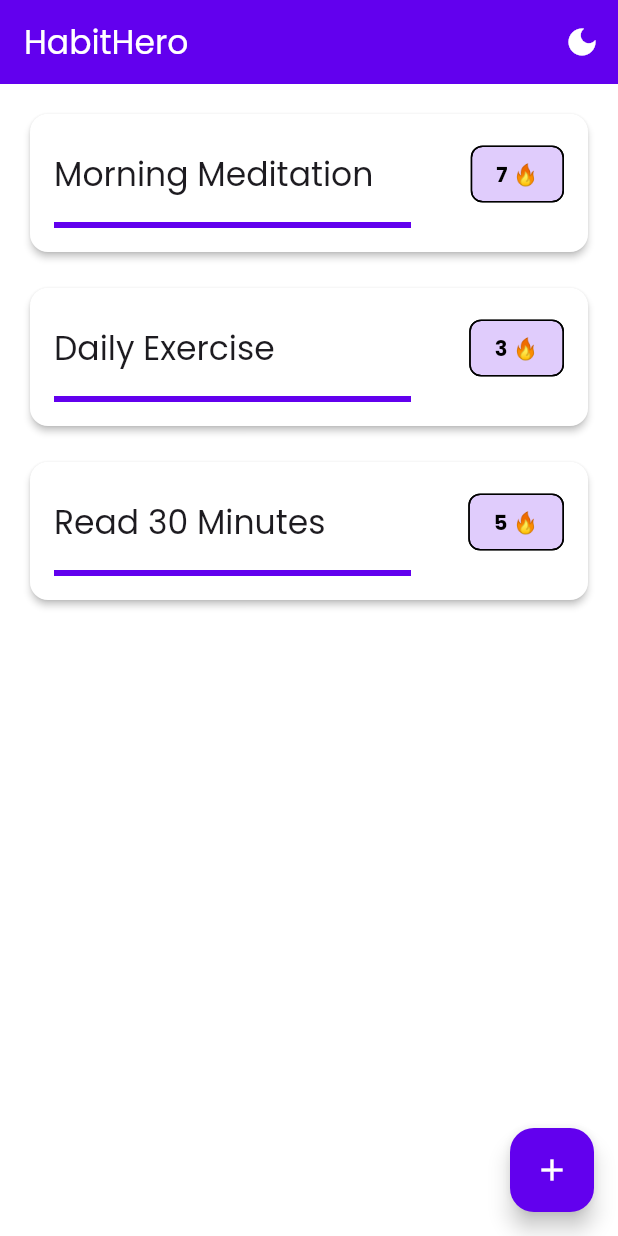
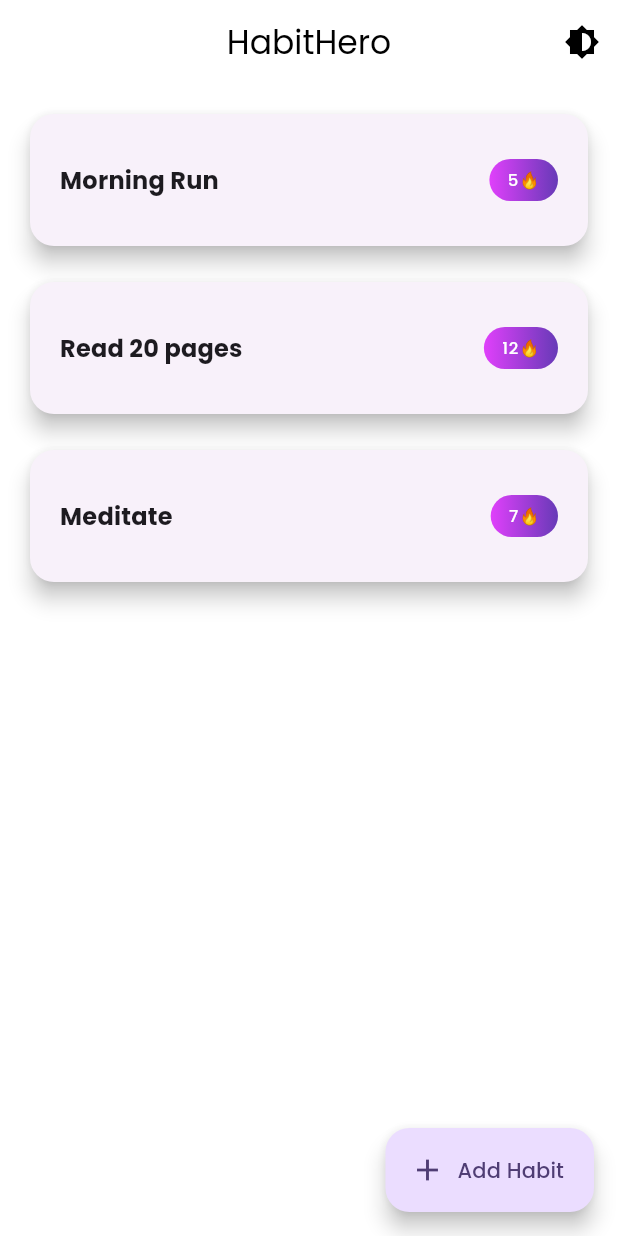
Before and after one commit to greyscriptdg/HabitHero_FlutterUI_HabitTracker, a Flutter app: the screen it shows after launch, on a phone screen of 412 x 824 dp. Run offline on Flutter 3.47's test engine with Material 3 defaults, Android fonts, the light colour scheme and no system bars; drawn by our look-alikes of flutter_animate; our stand-ins replace google_fonts.

Commit message:
Initial Project Setup – HabitHero
Added folder structure, theme setup (light/dark), home screen UI, sample habit cards with gradient streaks, dark mode toggle, pubspec.yaml

```diff
--- a/lib/main.dart
+++ b/lib/main.dart
@@ -5,27 +5,28 @@ import 'theme/theme_provider.dart';
 import 'screens/home_screen.dart';
 
 void main() {
-  runApp(
-    ChangeNotifierProvider(
-      create: (_) => ThemeProvider(),
-      child: const HabitHeroApp(),
-    ),
-  );
+  runApp(const HabitHeroApp());
 }
 
 class HabitHeroApp extends StatelessWidget {
-  const HabitHeroApp({Key? key}) : super(key: key);
+  const HabitHeroApp({super.key});
 
   @override
   Widget build(BuildContext context) {
-    return MaterialApp(
-      title: 'HabitHero',
-      theme: AppTheme.lightTheme,
-      darkTheme: AppTheme.darkTheme,
-      themeMode: context.watch<ThemeProvider>().isDarkMode
-          ? ThemeMode.dark
-          : ThemeMode.light,
-      home: const HomeScreen(),
+    return ChangeNotifierProvider(
+      create: (_) => ThemeProvider(),
+      child: Consumer<ThemeProvider>(
+        builder: (context, themeProvider, _) {
+          return MaterialApp(
+            title: 'HabitHero',
+            debugShowCheckedModeBanner: false,
+            themeMode: themeProvider.isDarkMode ? ThemeMode.dark : ThemeMode.light,
+            theme: AppTheme.lightTheme,
+            darkTheme: AppTheme.darkTheme,
+            home: const HomeScreen(),
+          );
+        },
+      ),
     );
   }
 }
--- a/lib/screens/home_screen.dart
+++ b/lib/screens/home_screen.dart
@@ -4,51 +4,40 @@ import '../theme/theme_provider.dart';
 import '../widgets/habit_card.dart';
 
 class HomeScreen extends StatelessWidget {
-  const HomeScreen({Key? key}) : super(key: key);
+  const HomeScreen({super.key});
 
   @override
   Widget build(BuildContext context) {
+    final themeProvider = Provider.of<ThemeProvider>(context, listen: false);
+
     return Scaffold(
       appBar: AppBar(
         title: const Text('HabitHero'),
         actions: [
           IconButton(
-            icon: Icon(
-              context.watch<ThemeProvider>().isDarkMode
-                  ? Icons.light_mode
-                  : Icons.dark_mode,
-            ),
+            icon: const Icon(Icons.brightness_6),
             onPressed: () {
-              context.read<ThemeProvider>().toggleTheme();
+              themeProvider.toggleTheme();
             },
           ),
         ],
       ),
-      body: ListView(
-        padding: const EdgeInsets.all(16.0),
-        children: const [
-          HabitCard(
-            habitName: 'Morning Meditation',
-            streakCount: 7,
-            isActive: true,
-          ),
-          SizedBox(height: 16),
-          HabitCard(
-            habitName: 'Daily Exercise',
-            streakCount: 3,
-          ),
-          SizedBox(height: 16),
-          HabitCard(
-            habitName: 'Read 30 Minutes',
-            streakCount: 5,
-          ),
-        ],
+      body: Padding(
+        padding: const EdgeInsets.all(16),
+        child: ListView(
+          children: const [
+            HabitCard(habitName: 'Morning Run', streak: 5),
+            SizedBox(height: 16),
+            HabitCard(habitName: 'Read 20 pages', streak: 12),
+            SizedBox(height: 16),
+            HabitCard(habitName: 'Meditate', streak: 7),
+          ],
+        ),
       ),
-      floatingActionButton: FloatingActionButton(
-        onPressed: () {
-          // TODO: Implement habit completion
-        },
-        child: const Icon(Icons.add),
+      floatingActionButton: FloatingActionButton.extended(
+        onPressed: () {},
+        label: const Text('Add Habit'),
+        icon: const Icon(Icons.add),
       ),
     );
   }
--- a/lib/theme/app_theme.dart
+++ b/lib/theme/app_theme.dart
@@ -2,61 +2,31 @@ import 'package:flutter/material.dart';
 import 'package:google_fonts/google_fonts.dart';
 
 class AppTheme {
-  static ThemeData lightTheme = ThemeData(
+  static final lightTheme = ThemeData(
     useMaterial3: true,
-    colorScheme: ColorScheme.light(
-      primary: const Color(0xFF6200EE),
-      secondary: const Color(0xFF03DAC6),
-      surface: const Color(0xFFFFFFFF),
-      background: const Color(0xFFF5F5F5),
-      error: const Color(0xFFB00020),
-      onPrimary: const Color(0xFFFFFFFF),
-      onSecondary: const Color(0xFF000000),
-      onSurface: const Color(0xFF000000),
-      onBackground: const Color(0xFF000000),
-      onError: const Color(0xFFFFFFFF),
-      brightness: Brightness.light,
-    ),
+    brightness: Brightness.light,
+    colorSchemeSeed: Colors.deepPurple,
+    scaffoldBackgroundColor: Colors.white,
     textTheme: GoogleFonts.poppinsTextTheme(),
-    appBarTheme: AppBarTheme(
-      backgroundColor: const Color(0xFF6200EE),
-      foregroundColor: Colors.white,
+    appBarTheme: const AppBarTheme(
+      backgroundColor: Colors.transparent,
       elevation: 0,
-    ),
-    cardTheme: CardTheme(
-      elevation: 2,
-      shape: RoundedRectangleBorder(
-        borderRadius: BorderRadius.circular(12),
-      ),
+      foregroundColor: Colors.black,
+      centerTitle: true,
     ),
   );
 
-  static ThemeData darkTheme = ThemeData(
+  static final darkTheme = ThemeData(
     useMaterial3: true,
-    colorScheme: ColorScheme.dark(
-      primary: const Color(0xFFBB86FC),
-      secondary: const Color(0xFF03DAC6),
-      surface: const Color(0xFF121212),
-      background: const Color(0xFF000000),
-      error: const Color(0xFFCF6679),
-      onPrimary: const Color(0xFF000000),
-      onSecondary: const Color(0xFF000000),
-      onSurface: const Color(0xFFFFFFFF),
-      onBackground: const Color(0xFFFFFFFF),
-      onError: const Color(0xFF000000),
-      brightness: Brightness.dark,
-    ),
+    brightness: Brightness.dark,
+    colorSchemeSeed: Colors.deepPurpleAccent,
+    scaffoldBackgroundColor: const Color(0xFF121212),
     textTheme: GoogleFonts.poppinsTextTheme(ThemeData.dark().textTheme),
-    appBarTheme: AppBarTheme(
-      backgroundColor: const Color(0xFF1E1E1E),
+    appBarTheme: const AppBarTheme(
+      backgroundColor: Colors.transparent,
+      elevation: 0,
       foregroundColor: Colors.white,
-      elevation: 0,
-    ),
-    cardTheme: CardTheme(
-      elevation: 2,
-      shape: RoundedRectangleBorder(
-        borderRadius: BorderRadius.circular(12),
-      ),
+      centerTitle: true,
     ),
   );
 }
--- a/lib/theme/theme_provider.dart
+++ b/lib/theme/theme_provider.dart
@@ -1,12 +1,10 @@
 import 'package:flutter/material.dart';
 
 class ThemeProvider with ChangeNotifier {
-  bool _isDarkMode = false;
-
-  bool get isDarkMode => _isDarkMode;
+  bool isDarkMode = false;
 
   void toggleTheme() {
-    _isDarkMode = !_isDarkMode;
+    isDarkMode = !isDarkMode;
     notifyListeners();
   }
 }
--- a/lib/widgets/habit_card.dart
+++ b/lib/widgets/habit_card.dart
@@ -1,60 +1,40 @@
 import 'package:flutter/material.dart';
-import 'package:flutter_animate/flutter_animate.dart';
 
 class HabitCard extends StatelessWidget {
   final String habitName;
-  final int streakCount;
-  final bool isActive;
+  final int streak;
 
   const HabitCard({
-    Key? key,
+    super.key,
     required this.habitName,
-    required this.streakCount,
-    this.isActive = false,
-  }) : super(key: key);
+    required this.streak,
+  });
 
   @override
   Widget build(BuildContext context) {
     return Card(
-      child: Padding(
-        padding: const EdgeInsets.all(16.0),
-        child: Column(
-          crossAxisAlignment: CrossAxisAlignment.start,
-          children: [
-            Row(
-              mainAxisAlignment: MainAxisAlignment.spaceBetween,
-              children: [
-                Text(
-                  habitName,
-                  style: Theme.of(context).textTheme.titleLarge,
-                ),
-                Chip(
-                  label: Text(
-                    '$streakCount 🔥',
-                    style: const TextStyle(fontWeight: FontWeight.bold),
-                  ),
-                  backgroundColor: Theme.of(context).colorScheme.primary.withOpacity(0.2),
-                ),
-              ],
+      elevation: 6,
+      shape: RoundedRectangleBorder(borderRadius: BorderRadius.circular(16)),
+      child: ListTile(
+        contentPadding: const EdgeInsets.symmetric(horizontal: 20, vertical: 16),
+        title: Text(
+          habitName,
+          style: Theme.of(context).textTheme.titleMedium?.copyWith(fontWeight: FontWeight.bold),
+        ),
+        trailing: Container(
+          padding: const EdgeInsets.symmetric(horizontal: 12, vertical: 6),
+          decoration: BoxDecoration(
+            borderRadius: BorderRadius.circular(30),
+            gradient: LinearGradient(
+              colors: [Colors.purpleAccent, Colors.deepPurple],
             ),
-            const SizedBox(height: 8),
-            LinearProgressIndicator(
-              value: 0.7,
-              backgroundColor: Theme.of(context).colorScheme.surfaceVariant,
-              valueColor: AlwaysStoppedAnimation<Color>(
-                Theme.of(context).colorScheme.primary,
-              ),
-            ),
-          ],
+          ),
+          child: Text(
+            '$streak🔥',
+            style: const TextStyle(color: Colors.white),
+          ),
         ),
       ),
-    )
-        .animate(
-          target: isActive ? 1 : 0,
-        )
-        .shimmer(
-          duration: 2.seconds,
-          color: Theme.of(context).colorScheme.primary.withOpacity(0.2),
-        );
+    );
   }
 }
```
Also changed, not shown: pubspec.yaml (+5 -6 lines), 3 other files.
